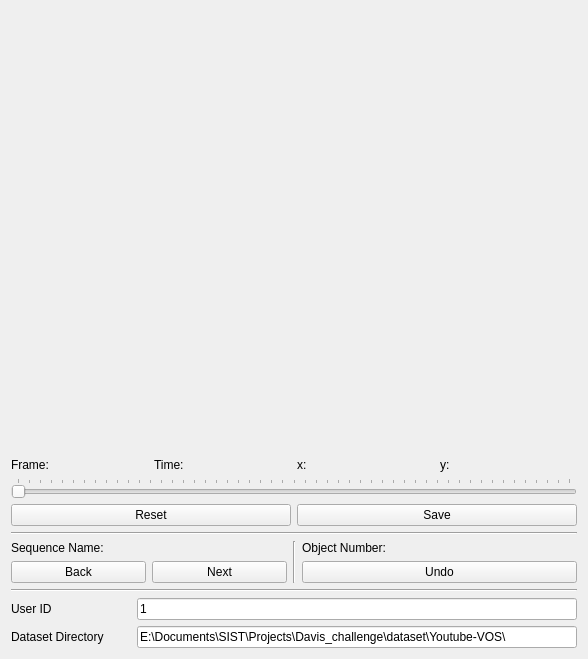
First picture: the form in scribble_collector_UI.ui, repository ShenhanQian/inital-scribble-collector, before the edit.
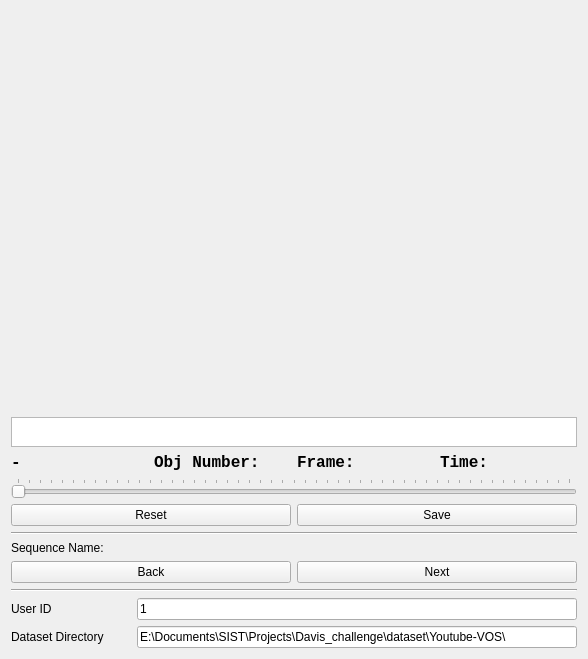
Second picture: the form after the edit.

Commit message: - Add constraints of labeling operation

Diff of the .ui file:
```diff
--- a/scribble_collector_UI.ui
+++ b/scribble_collector_UI.ui
@@ -47,8 +47,54 @@
      <item>
       <layout class="QGridLayout" name="gridLayout"/>
      </item>
+     <item>
+      <widget class="QTextBrowser" name="textBrowser">
+       <property name="maximumSize">
+        <size>
+         <width>16777215</width>
+         <height>30</height>
+        </size>
+       </property>
+       <property name="font">
+        <font>
+         <family>Consolas</family>
+         <pointsize>12</pointsize>
+        </font>
+       </property>
+      </widget>
+     </item>
      <item>
       <layout class="QHBoxLayout" name="horizontalLayout_7">
+       <item>
+        <widget class="QLabel" name="label_labeld">
+         <property name="font">
+          <font>
+           <family>Consolas</family>
+           <pointsize>12</pointsize>
+           <weight>75</weight>
+           <bold>true</bold>
+          </font>
+         </property>
+         <property name="text">
+          <string>-</string>
+         </property>
+        </widget>
+       </item>
+       <item>
+        <widget class="QLabel" name="label_obj">
+         <property name="font">
+          <font>
+           <family>Consolas</family>
+           <pointsize>12</pointsize>
+           <weight>75</weight>
+           <bold>true</bold>
+          </font>
+         </property>
+         <property name="text">
+          <string>Obj Number:  </string>
+         </property>
+        </widget>
+       </item>
        <item>
         <widget class="QLabel" name="label_frame">
          <property name="sizePolicy">
@@ -57,6 +103,14 @@
            <verstretch>0</verstretch>
           </sizepolicy>
          </property>
+         <property name="font">
+          <font>
+           <family>Consolas</family>
+           <pointsize>12</pointsize>
+           <weight>75</weight>
+           <bold>true</bold>
+          </font>
+         </property>
          <property name="text">
           <string>Frame:</string>
          </property>
@@ -70,37 +124,19 @@
            <verstretch>0</verstretch>
           </sizepolicy>
          </property>
+         <property name="font">
+          <font>
+           <family>Consolas</family>
+           <pointsize>12</pointsize>
+           <weight>75</weight>
+           <bold>true</bold>
+          </font>
+         </property>
          <property name="text">
           <string>Time:</string>
          </property>
         </widget>
        </item>
-       <item>
-        <widget class="QLabel" name="label_x">
-         <property name="sizePolicy">
-          <sizepolicy hsizetype="Minimum" vsizetype="Minimum">
-           <horstretch>0</horstretch>
-           <verstretch>0</verstretch>
-          </sizepolicy>
-         </property>
-         <property name="text">
-          <string>x:</string>
-         </property>
-        </widget>
-       </item>
-       <item>
-        <widget class="QLabel" name="label_y">
-         <property name="sizePolicy">
-          <sizepolicy hsizetype="Minimum" vsizetype="Minimum">
-           <horstretch>0</horstretch>
-           <verstretch>0</verstretch>
-          </sizepolicy>
-         </property>
-         <property name="text">
-          <string>y:</string>
-         </property>
-        </widget>
-       </item>
       </layout>
      </item>
      <item>
@@ -195,35 +231,6 @@
            </item>
           </layout>
          </item>
-         <item>
-          <widget class="Line" name="line_3">
-           <property name="orientation">
-            <enum>Qt::Vertical</enum>
-           </property>
-          </widget>
-         </item>
-         <item>
-          <layout class="QVBoxLayout" name="verticalLayout_4">
-           <item>
-            <widget class="QLabel" name="label_obj">
-             <property name="text">
-              <string>Object Number:  </string>
-             </property>
-            </widget>
-           </item>
-           <item>
-            <layout class="QHBoxLayout" name="horizontalLayout_8">
-             <item>
-              <widget class="QPushButton" name="pushButton_undo">
-               <property name="text">
-                <string>Undo</string>
-               </property>
-              </widget>
-             </item>
-            </layout>
-           </item>
-          </layout>
-         </item>
         </layout>
        </item>
       </layout>
```
The commit also changes 1 other file.
